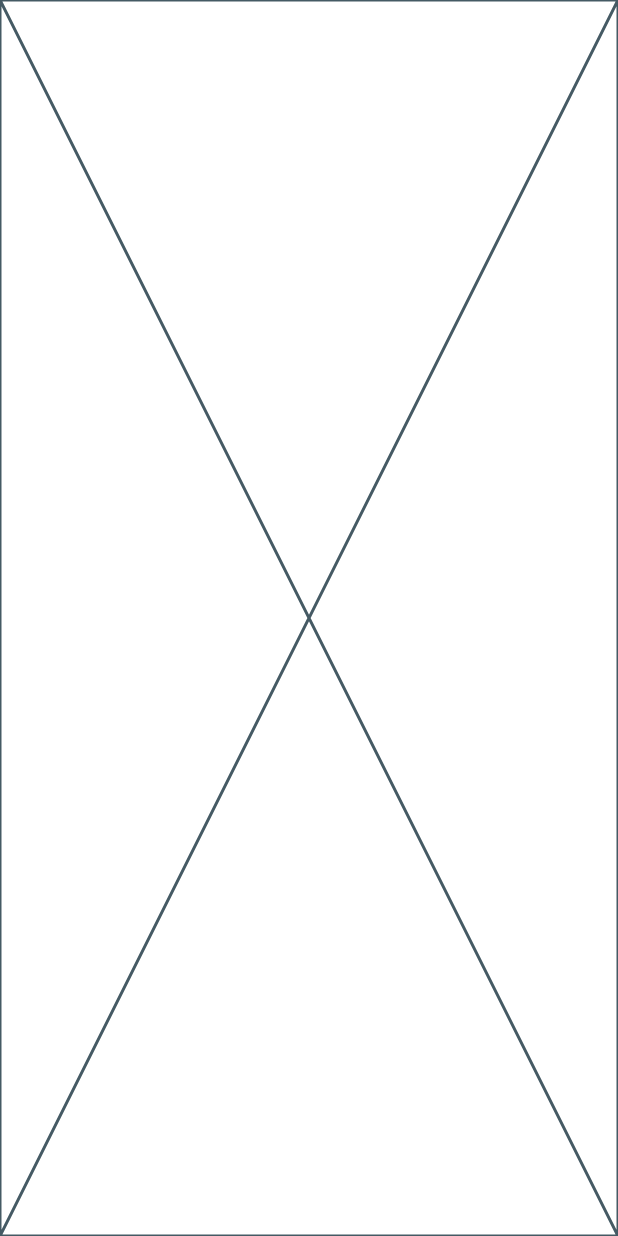
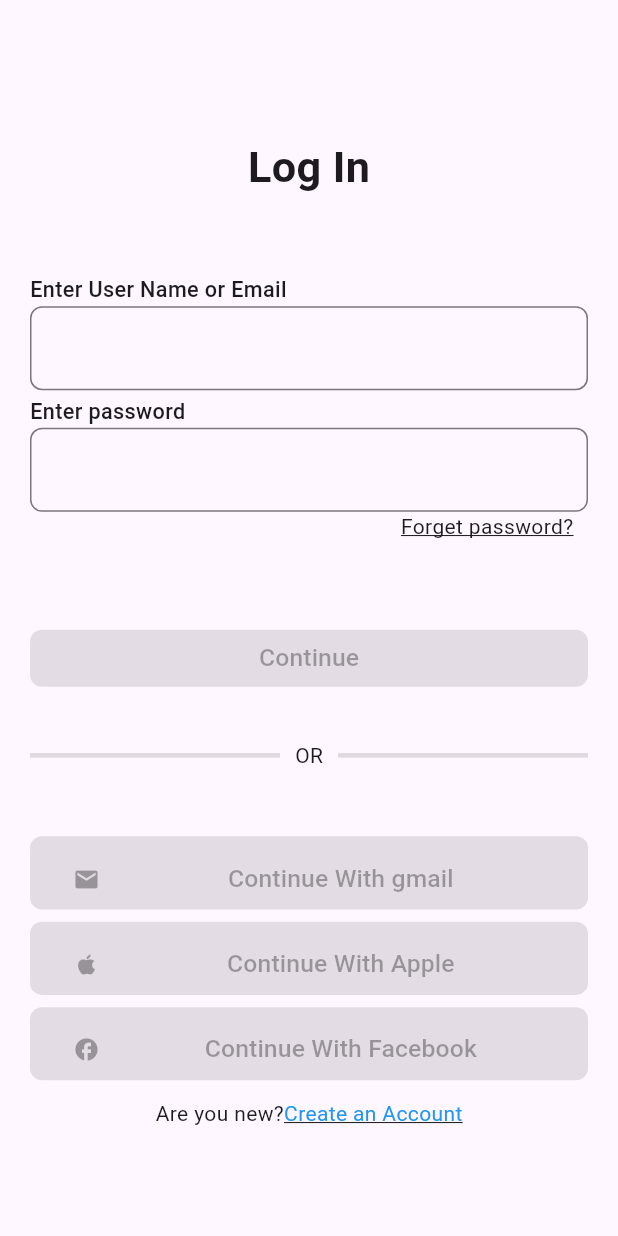
Before and after one commit to saimaboy/aarogya_meds, a Flutter app: the screen it shows after launch, on a phone screen of 412 x 824 dp. Run offline on Flutter 3.47's test engine with Material 3 defaults, Android fonts, the phone set to English and light mode, and no system bars.

Commit message:
develop log in sceen

```diff
--- a/lib/main.dart
+++ b/lib/main.dart
@@ -1,4 +1,5 @@
 import 'package:flutter/material.dart';
+import 'package:sadvenuk/screens/log_in_page.dart';
 import 'package:sadvenuk/screens/wrapper.dart';
 
 void main() {
@@ -13,11 +14,12 @@ class MyApp extends StatelessWidget {
   Widget build(BuildContext context) {
     return MaterialApp(
       title: 'SAD Venuk',
+      debugShowCheckedModeBanner: false,
       theme: ThemeData(
         colorScheme: ColorScheme.fromSeed(seedColor: Colors.deepPurple),
         useMaterial3: true,
       ),
-      home: const Wrapper(),
+      home: const LogInScreen(),
     );
   }
 }
--- /dev/null
+++ b/lib/screens/log_in_page.dart
@@ -0,0 +1,151 @@
+import 'package:flutter/material.dart';
+import 'package:flutter/widgets.dart';
+import 'package:sadvenuk/widget/button.dart';
+import 'package:sadvenuk/widget/button_with_logo.dart';
+import 'package:sadvenuk/widget/textfield_without_hint.dart';
+
+class LogInScreen extends StatelessWidget {
+  const LogInScreen({super.key});
+
+  @override
+  Widget build(BuildContext context) {
+    Size size = MediaQuery.of(context).size;
+    return Scaffold(
+      body: Padding(
+        padding: const EdgeInsets.symmetric(
+          horizontal: 20,
+        ),
+        child: Column(
+          mainAxisAlignment: MainAxisAlignment.center,
+          children: [
+            Expanded(
+                flex: 2,
+                child: Padding(
+                  padding: EdgeInsets.only(top: size.width * 0.1),
+                  child: Center(
+                      child: Text(
+                    "Log In",
+                    style: TextStyle(
+                        fontSize: size.width * 0.07,
+                        fontWeight: FontWeight.bold),
+                  )),
+                )),
+            Expanded(
+              flex: 2,
+              child: Column(
+                crossAxisAlignment: CrossAxisAlignment.start,
+                children: [
+                  Text(
+                    "Enter User Name or Email",
+                    style: TextStyle(
+                      fontSize: size.width * 0.035,
+                      fontWeight: FontWeight.w500,
+                    ),
+                  ),
+                  TextFieldWithoutHintText(
+                    obsecureText: false,
+                  ),
+                  SizedBox(height: size.width * 0.01),
+                  Text("Enter password",
+                      style: TextStyle(
+                        fontSize: size.width * 0.035,
+                        fontWeight: FontWeight.w500,
+                      )),
+                  TextFieldWithoutHintText(
+                    obsecureText: true,
+                  ),
+                  Padding(
+                    padding: EdgeInsets.only(left: size.width * 0.6),
+                    child: const Text("Forget password?",
+                        style: TextStyle(decoration: TextDecoration.underline)),
+                  )
+                ],
+              ),
+            ),
+            Expanded(
+                flex: 1,
+                child: Padding(
+                  padding: EdgeInsets.only(top: size.width * 0.13),
+                  child: Button(
+                    function: () {},
+                    buttonText: "Continue",
+                    color: Colors.orange,
+                  ),
+                )),
+            Expanded(
+              flex: 1,
+              child: const Row(
+                children: [
+                  Expanded(
+                    child: Divider(color: Colors.black12, thickness: 3),
+                  ),
+                  Padding(
+                    padding: EdgeInsets.symmetric(horizontal: 10),
+                    child: Text(
+                      "OR",
+                    ),
+                  ),
+                  Expanded(
+                    child: Divider(color: Colors.black12, thickness: 3),
+                  ),
+                ],
+              ),
+            ),
+            Expanded(
+              flex: 3,
+              child: Column(
+                children: [
+                  Padding(
+                    padding: EdgeInsets.only(top: size.width * 0.02),
+                    child: ButtonWithLogo(
+                        function: () {},
+                        buttonText: "Continue With gmail",
+                        icon: Icon(Icons.mail)),
+                  ),
+                  Padding(
+                    padding: EdgeInsets.only(top: size.width * 0.02),
+                    child: ButtonWithLogo(
+                        function: () {},
+                        buttonText: "Continue With Apple",
+                        icon: Icon(Icons.apple)),
+                  ),
+                  Padding(
+                    padding: EdgeInsets.only(top: size.width * 0.02),
+                    child: ButtonWithLogo(
+                      function: () {},
+                      buttonText: "Continue With Facebook",
+                      icon: Icon(
+                        Icons.facebook,
+                      ),
+                    ),
+                  ),
+                  Padding(
+                    padding: EdgeInsets.only(top: size.width * 0.03),
+                    child: Row(
+                      mainAxisAlignment: MainAxisAlignment.center,
+                      children: [
+                        const Text(
+                          "Are you new?",
+                        ),
+                        GestureDetector(
+                          child: const Text(
+                            "Create an Account",
+                            style: TextStyle(
+                              decoration: TextDecoration.underline,
+                              color: Colors.blue,
+                            ),
+                          ),
+                          onTap: () {},
+                        )
+                      ],
+                    ),
+                  ),
+                ],
+              ),
+            ),
+          ],
+        ),
+      ),
+    );
+  }
+}
--- /dev/null
+++ b/lib/widget/button.dart
@@ -0,0 +1,34 @@
+import 'package:flutter/material.dart';
+
+class Button extends StatelessWidget {
+  Function function;
+  String buttonText;
+  Color color;
+  Button(
+      {super.key,
+      required this.function,
+      required this.buttonText,
+      required this.color});
+
+  @override
+  Widget build(BuildContext context) {
+    Size size = MediaQuery.of(context).size;
+    return ElevatedButton(
+      style: ElevatedButton.styleFrom(
+        backgroundColor: color,
+        shape: RoundedRectangleBorder(
+          borderRadius: BorderRadius.circular(8),
+        ),
+      ),
+      onPressed: function(),
+      child: Center(
+        child: Text(
+          buttonText,
+          style: TextStyle(
+            fontSize: size.width * 0.04,
+          ),
+        ),
+      ),
+    );
+  }
+}
--- /dev/null
+++ b/lib/widget/button_with_logo.dart
@@ -0,0 +1,53 @@
+import 'package:flutter/cupertino.dart';
+import 'package:flutter/material.dart';
+import 'package:flutter/widgets.dart';
+
+class ButtonWithLogo extends StatelessWidget {
+  Function function;
+  String buttonText;
+  Icon icon;
+  ButtonWithLogo(
+      {super.key,
+      required this.function,
+      required this.buttonText,
+      required this.icon});
+
+  @override
+  Widget build(BuildContext context) {
+    Size size = MediaQuery.of(context).size;
+    return ElevatedButton(
+      style: ElevatedButton.styleFrom(
+        shape: RoundedRectangleBorder(
+          borderRadius: BorderRadius.circular(8),
+        ),
+        padding: EdgeInsets.only(
+            left: size.width * 0.04,
+            right: size.width * 0.04,
+            top: size.width * 0.04,
+            bottom: size.width * 0.02),
+      ),
+      onPressed: function(),
+      child: Row(
+        children: [
+          Expanded(
+            flex: 1,
+            child: icon,
+          ),
+          // Container(
+          //   width: size.width * 0.6,
+          //   child: Text("asd"),
+          // ),
+          Expanded(
+            flex: 7,
+            child: Center(
+              child: Text(
+                buttonText,
+                style: TextStyle(fontSize: size.width * 0.04),
+              ),
+            ),
+          ),
+        ],
+      ),
+    );
+  }
+}
--- /dev/null
+++ b/lib/widget/textfield_with_hint.dart
@@ -0,0 +1,23 @@
+import 'package:flutter/material.dart';
+import 'package:flutter/widgets.dart';
+
+class TextFieldWithHintText extends StatelessWidget {
+  String hintText;
+  bool obsecureText=false;
+  TextFieldWithHintText({super.key, required this.hintText,required this.obsecureText});
+
+  @override
+  Widget build(BuildContext context) {
+    return TextField(
+      decoration: InputDecoration(
+        hintText: hintText,
+        border: OutlineInputBorder(
+          borderRadius: BorderRadius.circular(
+            8,
+          ),
+        ),
+      ),
+      obscureText: obsecureText,
+    );
+  }
+}
--- /dev/null
+++ b/lib/widget/textfield_without_hint.dart
@@ -0,0 +1,21 @@
+import 'package:flutter/material.dart';
+import 'package:flutter/widgets.dart';
+
+class TextFieldWithoutHintText extends StatelessWidget {
+  bool obsecureText=false;
+  TextFieldWithoutHintText({super.key,required this.obsecureText});
+
+  @override
+  Widget build(BuildContext context) {
+    return TextField(
+      decoration: InputDecoration(
+        border: OutlineInputBorder(
+          borderRadius: BorderRadius.circular(
+            8,
+          ),
+        ),
+      ),
+      obscureText: obsecureText,
+    );
+  }
+}
```
